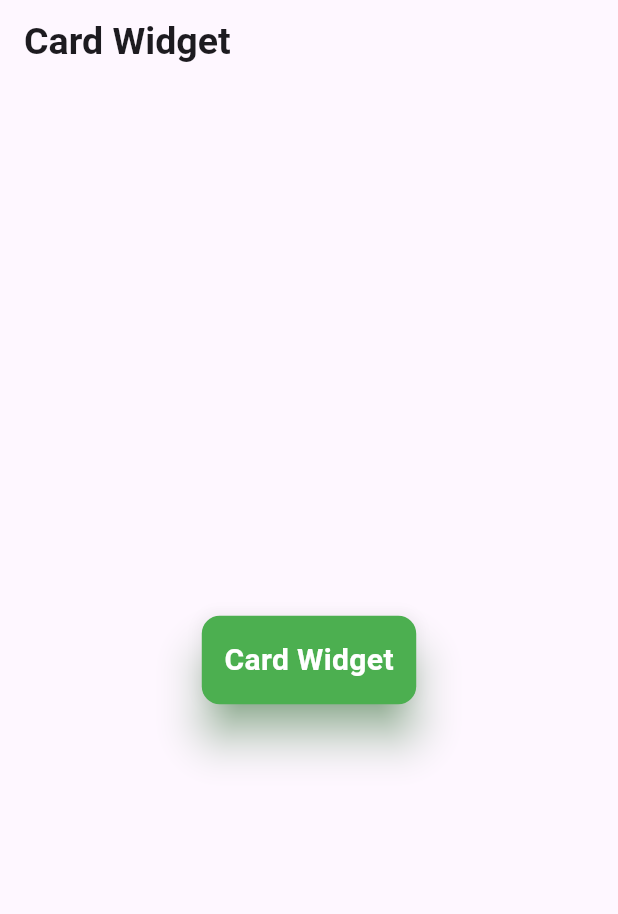
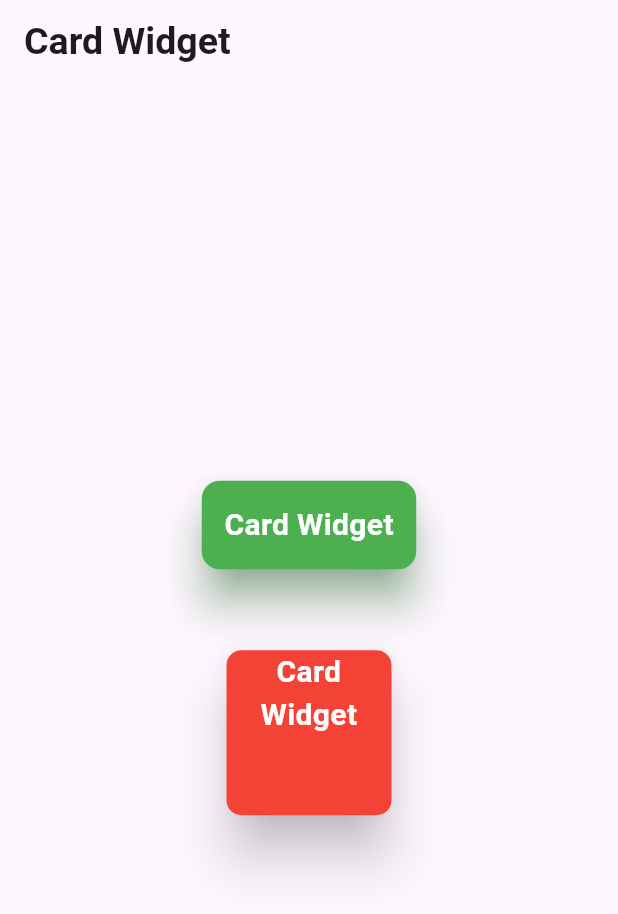
Before and after one commit to alhasann351/card_widget, a Flutter app: the screen it shows after launch, on a phone screen of 412 x 824 dp. Shown: the top 914 px of the screen. Run offline on Flutter 3.47's test engine with Material 3 defaults, Android fonts, the phone set to English and light mode, and no system bars.

Commit message:
simple customize

```diff
--- a/lib/main.dart
+++ b/lib/main.dart
@@ -1,3 +1,4 @@
+import 'package:flutter/cupertino.dart';
 import 'package:flutter/material.dart';
 
 void main() {
@@ -37,7 +38,10 @@ class _MyHomePageState extends State<MyHomePage> {
         ),
       ),
       body: const Center(
-        child: Card(
+        child: Column(
+          mainAxisAlignment: MainAxisAlignment.center,
+          children: [
+            Card(
               color: Colors.green,
               elevation: 12,
               shadowColor: Colors.green,
@@ -53,6 +57,34 @@ class _MyHomePageState extends State<MyHomePage> {
                 ),
               ),
             ),
+            SizedBox(
+              height: 30,
+            ),
+            SizedBox(
+              height: 150,
+              width: 150,
+              child: Card(
+                color: Colors.red,
+                shape: RoundedRectangleBorder(
+                  borderRadius: BorderRadius.all(
+                    Radius.circular(10),
+                  ),
+                ),
+                elevation: 15,
+                margin: EdgeInsets.all(20),
+                child: Text(
+                  'Card Widget',
+                  textAlign: TextAlign.center,
+                  style: TextStyle(
+                    fontWeight: FontWeight.bold,
+                    fontSize: 20,
+                    color: Colors.white,
+                  ),
+                ),
+              ),
+            ),
+          ],
+        ),
       ),
     );
   }
```
Lines whose indentation alone changed are shown as unchanged.
